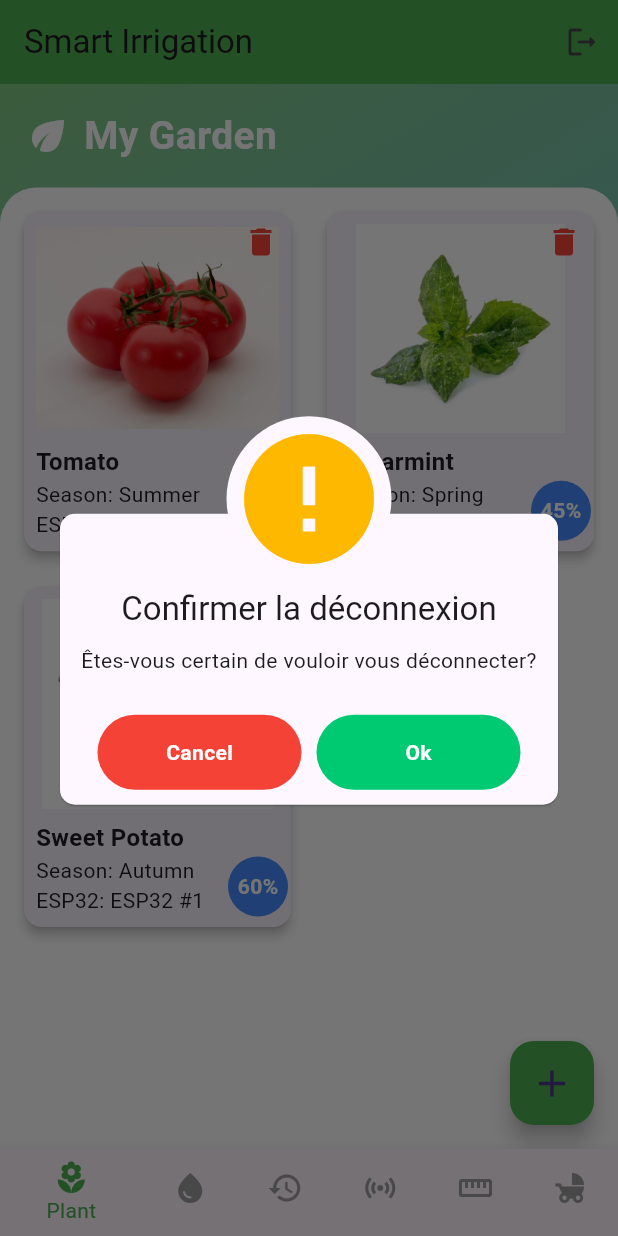
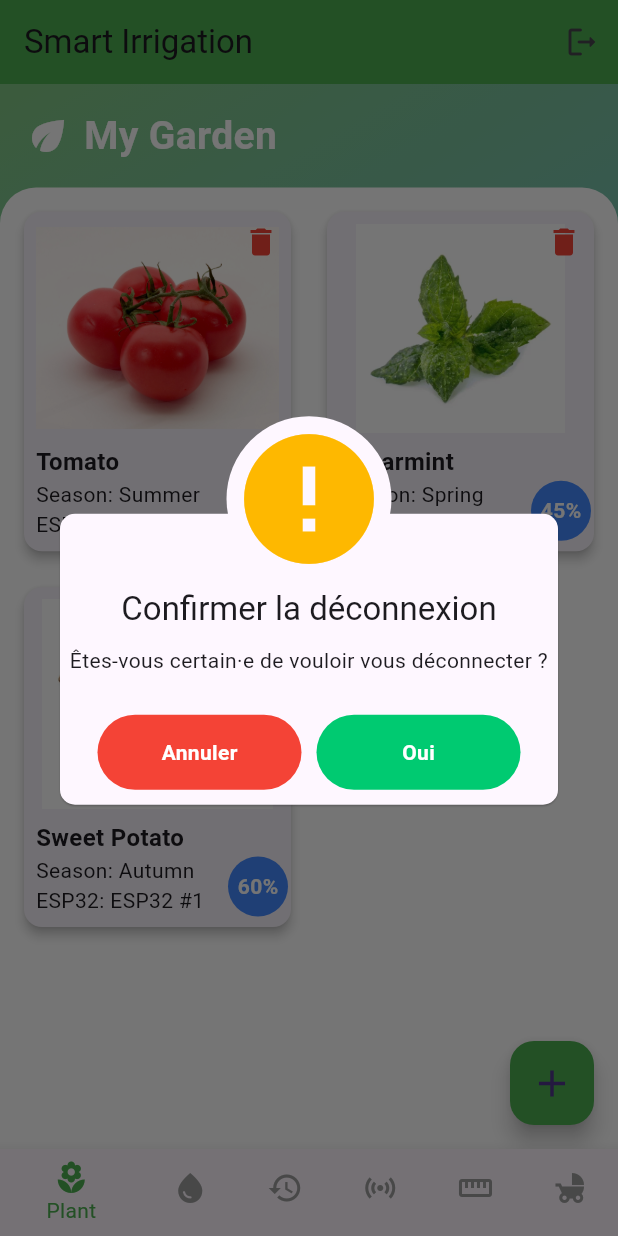
Before and after one commit to brbchi/feecra_project, a Flutter app: the screen it shows once a user with an empty profile is signed in, after a tap on the "logout" icon, on a phone screen of 412 x 824 dp. Run offline on Flutter 3.47's test engine with Material 3 defaults, Android fonts, the phone set to English and light mode, and no system bars; our stand-ins replace awesome_dialog, firebase_auth, firebase_core, firebase_database, flutter_local_notifications, syncfusion_flutter_charts and 1 more; missing offline and left inert: mobile_scanner, water_bottle; accounts and stored records are empty.

Commit message:
Update home.dart

```diff
--- a/lib/home.dart
+++ b/lib/home.dart
@@ -1,104 +1,112 @@
-import 'package:feecra_project/Screens/kidsScreen.dart';
-import 'package:feecra_project/Screens/plant.dart';
+import 'package:awesome_dialog/awesome_dialog.dart';
 import 'package:firebase_auth/firebase_auth.dart';
 import 'package:flutter/material.dart';
-import 'package:awesome_dialog/awesome_dialog.dart';
+
+import 'Screens/plant.dart';
+import 'Screens/vanes.dart';
+import 'Screens/historyScreen.dart';
 import 'Screens/capteurs.dart';
-import 'Screens/historyScreen.dart';
 import 'Screens/reservoirScreen.dart';
-import 'Screens/vanes.dart';
-import 'Screens/weather.dart';
+import 'Screens/kidsScreen.dart';
 import 'login.dart';
-
 
 class MyHomePage extends StatefulWidget {
   const MyHomePage({super.key});
 
   @override
-  _MyHomePageState createState() => _MyHomePageState();
+  State<MyHomePage> createState() => _MyHomePageState();
 }
 
 class _MyHomePageState extends State<MyHomePage> {
   int _currentIndex = 0;
+
   final List<Widget> _screens = [
-    const PlantScreen(),    // index 0
-    VanesScreen(),          // index 1
-    HistoricScreen(),       // index 2
-    capteurScreen(),        // index 3
-    ReservoirScreen(),      // index 4
-    const KidsScreen(),     // index 5 ✅
+    const PlantScreen(),     // 0
+    VanesScreen(),           // 1
+    HistoricScreen(),        // 2
+    capteurScreen(),         // 3
+    ReservoirScreen(),       // 4
+    const KidsScreen(),      // 5
   ];
 
+  /* ────────────────────────── Déconnexion sûre ────────────────────────── */
+  Future<void> _logout() async {
+    // attendre la frame suivante pour éviter le lock du Navigator
+    await Future.microtask(() async {
+      await FirebaseAuth.instance.signOut();
+      // Aucune navigation manuelle : StreamBuilder de main.dart s’occupe du reste
+    });
+  }
 
+  void _confirmLogout() {
+    AwesomeDialog(
+      context: context,
+      dialogType: DialogType.warning,
+      animType: AnimType.topSlide,
+      title: 'Confirmer la déconnexion',
+      desc: 'Êtes-vous certain·e de vouloir vous déconnecter ?',
+      btnCancelText: 'Annuler',
+      btnOkText: 'Oui',
+      btnCancelOnPress: () {},
+      btnOkOnPress: () async {
+        // 1) Ferme la boîte de dialogue (retire sa route)
+        Navigator.of(context, rootNavigator: true).pop();
+
+        // 2) Déconnexion Firebase
+        await FirebaseAuth.instance.signOut();
+
+        // 3) Remplacement TOTAL de la pile par LoginScreen
+        if (!mounted) return;  // sécurité si le widget a été démonté
+        Navigator.of(context).pushAndRemoveUntil(
+          MaterialPageRoute(builder: (_) => const LoginScreen()),
+              (_) => false,  // supprime toutes les routes précédentes
+        );
+      },
+    ).show();
+  }
+
+  /* ────────────────────────────────────────────────────────────────────── */
 
   @override
   Widget build(BuildContext context) {
-    //User? user = FirebaseAuth.instance.currentUser;
-    var user = true;
-    void _logout() async {
-      //await FirebaseAuth.instance.signOut();
-      Navigator.pushReplacement(
-        context,
-        MaterialPageRoute(
-            builder: (context) => LoginScreen()),
-      );
-    }
-    if (user) {
-      // User is signed in. Navigate to the home screen.
+    // Si jamais on arrive ici sans user (théoriquement impossible)
+    final user = FirebaseAuth.instance.currentUser;
+    if (user == null) return const LoginScreen();
+
     return Scaffold(
       resizeToAvoidBottomInset: false,
       appBar: AppBar(
-          title:  Text("Smart Irrigation"),
+        title: const Text('Smart Irrigation'),
         backgroundColor: Colors.green,
         actions: [
           IconButton(
             icon: const Icon(Icons.logout_rounded),
             tooltip: 'Se déconnecter',
-              onPressed: () {
-                AwesomeDialog(
-                  context: context,
-                  dialogType: DialogType.warning,
-                  animType: AnimType.topSlide,
-                  title: 'Confirmer la déconnexion',
-                  desc: 'Êtes-vous certain de vouloir vous déconnecter?',
-                  btnCancelOnPress: () {},
-                  btnOkOnPress: () {
-                    _logout();
-                  },
-                ).show();
-              },
+            onPressed: _confirmLogout,
           ),
         ],
       ),
-        body: Center(
-          child: _screens[_currentIndex],
-        ),
+      body: _screens[_currentIndex],
       bottomNavigationBar: BottomNavigationBar(
-          selectedItemColor: Colors.green, // Set the color of the selected item
+        selectedItemColor: Colors.green,
         unselectedItemColor: Colors.grey,
         currentIndex: _currentIndex,
-          onTap: (index) {
-            setState(() {
-              _currentIndex = index;
-            });
-          },
+        onTap: (index) => setState(() => _currentIndex = index),
         items: const [
-            BottomNavigationBarItem(icon: Icon(Icons.local_florist), label: 'Plant'),
-            BottomNavigationBarItem(icon: Icon(Icons.water_drop),    label: 'Pompes'),
-            BottomNavigationBarItem(icon: Icon(Icons.history),       label: 'Historique'),
-            BottomNavigationBarItem(icon: Icon(Icons.sensors),       label: 'Capteurs'),
-            BottomNavigationBarItem(icon: Icon(Icons.straighten),    label: 'Réservoir'),
-            BottomNavigationBarItem(                                // <- nouveau
-              icon: Icon(Icons.child_friendly),
-              label: 'Kids',
-            ),
+          BottomNavigationBarItem(
+              icon: Icon(Icons.local_florist), label: 'Plant'),
+          BottomNavigationBarItem(
+              icon: Icon(Icons.water_drop), label: 'Pompes'),
+          BottomNavigationBarItem(
+              icon: Icon(Icons.history), label: 'Historique'),
+          BottomNavigationBarItem(
+              icon: Icon(Icons.sensors), label: 'Capteurs'),
+          BottomNavigationBarItem(
+              icon: Icon(Icons.straighten), label: 'Réservoir'),
+          BottomNavigationBarItem(
+              icon: Icon(Icons.child_friendly), label: 'Kids'),
         ],
       ),
     );
-    } else {
-      // No user is signed in. Navigate to the login screen.
-      return LoginScreen();
-    }
-
   }
 }
```
Lines whose indentation alone changed are shown as unchanged.
